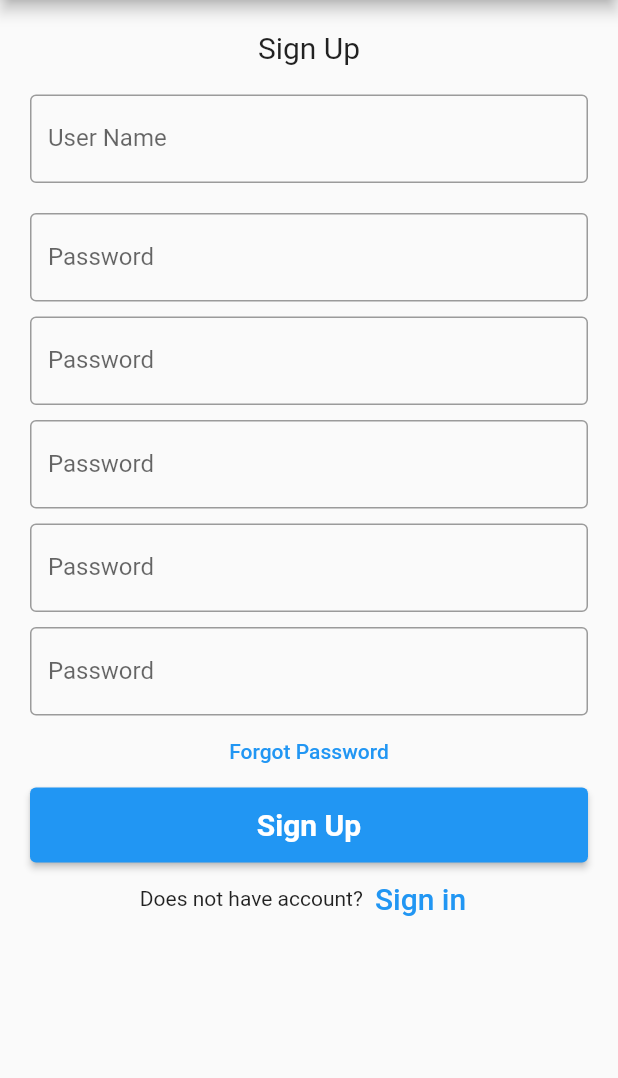
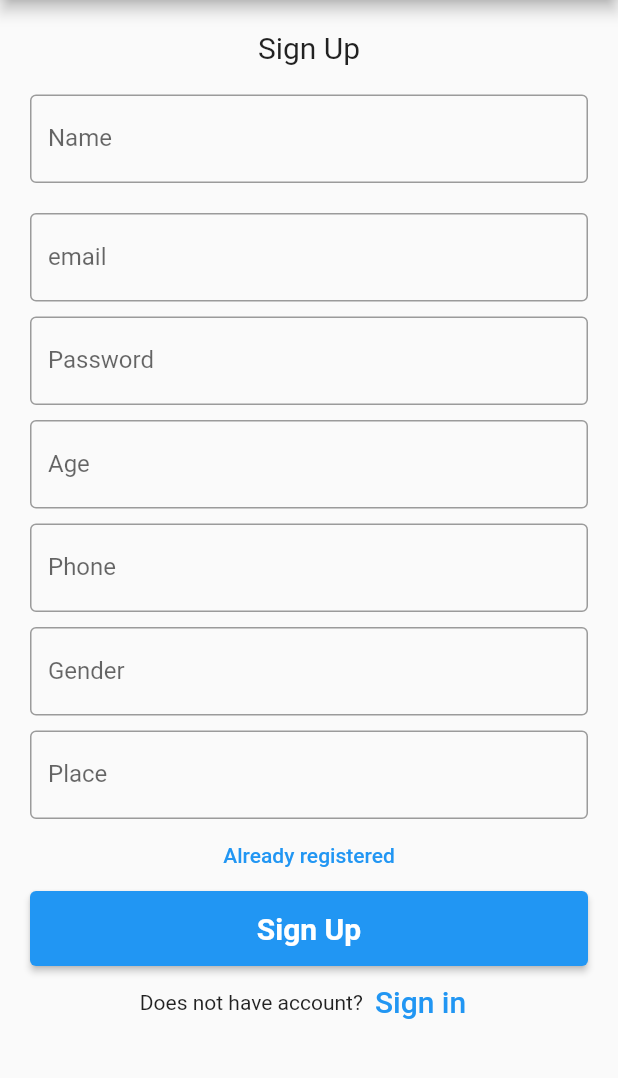
Before and after one commit to Nadee740/lactose_project, a Flutter app: the SignupPage screen opened directly, after a tap on "Sign Up", on a phone screen of 412 x 824 dp, the part 84-1162 px from its top. Run offline on Flutter 3.47's test engine with Material 2 defaults, Android fonts, the phone set to English and light mode, and no system bars; our stand-ins replace flutter_rating_bar; network calls fail.

Commit message:
login/signup

```diff
--- a/lib/Screen/signup.dart
+++ b/lib/Screen/signup.dart
@@ -1,5 +1,8 @@
+import 'dart:convert';
+
 import 'package:flutter/material.dart';
-
+import 'package:http/http.dart' as http;
+import 'package:lactose_project/Screen/Home.dart';
 class SignupPage extends StatefulWidget {
   const SignupPage({Key? key}) : super(key: key);
 
@@ -10,7 +13,48 @@ class SignupPage extends StatefulWidget {
 class _SignupPageState extends State<SignupPage> {
   TextEditingController nameController = TextEditingController();
   TextEditingController passwordController = TextEditingController();
+  TextEditingController emailController = TextEditingController();
+  TextEditingController placeController = TextEditingController();
+  TextEditingController ageController = TextEditingController();
+  TextEditingController genderController = TextEditingController();
+  TextEditingController phoneController = TextEditingController();
+  List<dynamic> Signupresult=<dynamic>[];
+ bool isloading=false;
+  Future<void> SubmitSignup() async {
+     print("hy");
+     var res=await http.post(
+      Uri.parse('http://10.0.2.2:8000/users'),
+      headers: <String, String>{
+        'Content-Type': 'application/json; charset=UTF-8',
+      },
+      body: jsonEncode(<String, String>{
+        'name':nameController.text,
+        'email':emailController.text,
+        'password':passwordController.text,
+        'age':ageController.text,
+        'phone':phoneController.text,
+        'gender':genderController.text,
+        'place':placeController.text
+      }),
+    );
 
+     var responsebody=json.decode(res.body);
+     print("hyyy");
+     print(responsebody['status']);
+     if(responsebody['status'].toString()=='failed')
+       { Navigator.pushReplacement(context,
+           MaterialPageRoute(builder: (BuildContext context) {
+             return Home();
+           }));
+
+       }
+     // print(responsebody['data'][0]['name']);
+
+
+    setState(() {
+
+    });
+  }
   @override
   Widget build(BuildContext context) {
     return Scaffold(
@@ -57,7 +101,18 @@ class _SignupPageState extends State<SignupPage> {
                     controller: nameController,
                     decoration: const InputDecoration(
                       border: OutlineInputBorder(),
-                      labelText: 'User Name',
+                      labelText: 'Name',
+                    ),
+                  ),
+                ),
+                Container(
+                  padding: const EdgeInsets.fromLTRB(10, 10, 10, 0),
+                  child: TextField(
+
+                    controller: emailController,
+                    decoration: const InputDecoration(
+                      border: OutlineInputBorder(),
+                      labelText: 'email',
                     ),
                   ),
                 ),
@@ -72,47 +127,47 @@ class _SignupPageState extends State<SignupPage> {
                     ),
                   ),
                 ),
+
                 Container(
                   padding: const EdgeInsets.fromLTRB(10, 10, 10, 0),
                   child: TextField(
-                    obscureText: true,
-                    controller: passwordController,
+
+                    controller: ageController,
                     decoration: const InputDecoration(
                       border: OutlineInputBorder(),
-                      labelText: 'Password',
+                      labelText: 'Age',
                     ),
                   ),
                 ),
                 Container(
                   padding: const EdgeInsets.fromLTRB(10, 10, 10, 0),
                   child: TextField(
-                    obscureText: true,
-                    controller: passwordController,
+
+                    controller: phoneController,
                     decoration: const InputDecoration(
                       border: OutlineInputBorder(),
-                      labelText: 'Password',
+                      labelText: 'Phone',
                     ),
                   ),
                 ),
                 Container(
                   padding: const EdgeInsets.fromLTRB(10, 10, 10, 0),
                   child: TextField(
-                    obscureText: true,
-                    controller: passwordController,
+                    controller: genderController,
                     decoration: const InputDecoration(
                       border: OutlineInputBorder(),
-                      labelText: 'Password',
+                      labelText: 'Gender',
                     ),
                   ),
                 ),
                 Container(
                   padding: const EdgeInsets.fromLTRB(10, 10, 10, 0),
                   child: TextField(
-                    obscureText: true,
-                    controller: passwordController,
+
+                    controller: placeController,
                     decoration: const InputDecoration(
                       border: OutlineInputBorder(),
-                      labelText: 'Password',
+                      labelText: 'Place',
                     ),
                   ),
                 ),
@@ -121,7 +176,7 @@ class _SignupPageState extends State<SignupPage> {
                     //forgot password screen
                   },
                   child: const Text(
-                    'Forgot Password',
+                    'Already registered',
                     style: TextStyle(
                       fontFamily: 'f',
                     ),
@@ -140,8 +195,8 @@ class _SignupPageState extends State<SignupPage> {
                         ),
                       ),
                       onPressed: () {
-                        print(nameController.text);
-                        print(passwordController.text);
+                        print('hy');
+                        SubmitSignup();
                       },
                     )),
                 Row(
@@ -156,7 +211,7 @@ class _SignupPageState extends State<SignupPage> {
                         ),
                       ),
                       onPressed: () {
-                        //signup screen
+                        SubmitSignup();
                       },
                     )
                   ],
--- a/lib/main.dart
+++ b/lib/main.dart
@@ -22,7 +22,7 @@ class MyApp extends StatelessWidget {
     return MaterialApp(
       debugShowCheckedModeBanner: false,
 
-      home: CurrAppointment(),
+      home: LoginPage(),
 
 
       theme: ThemeData(
```
Also changed, not shown: lib/Screen/Login.dart (+42 -27 lines).
